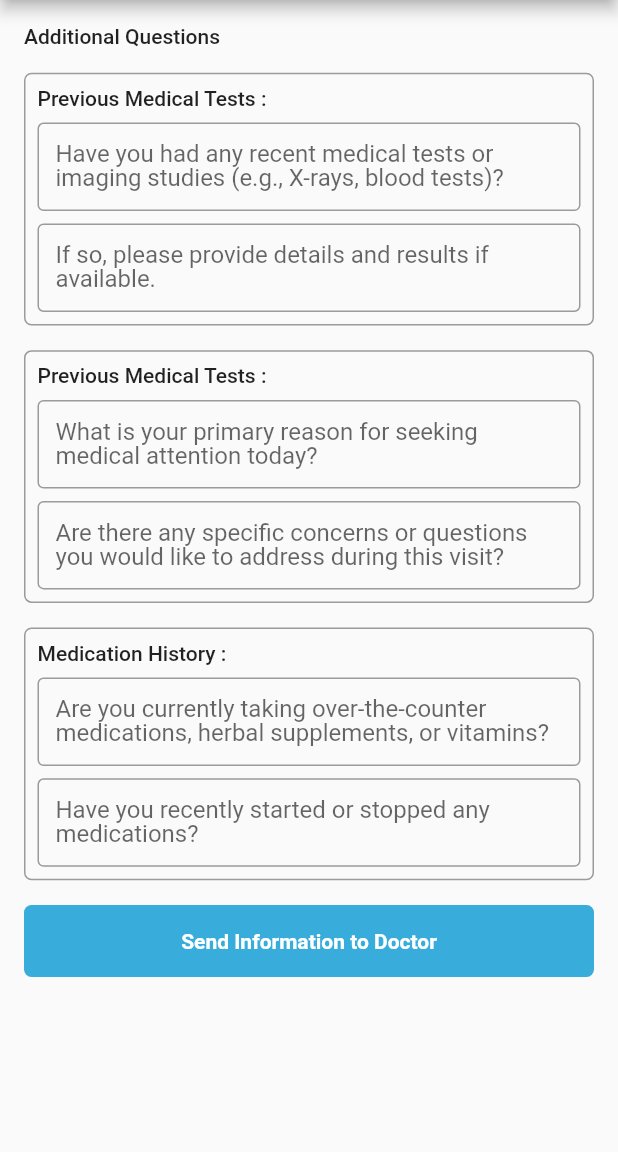
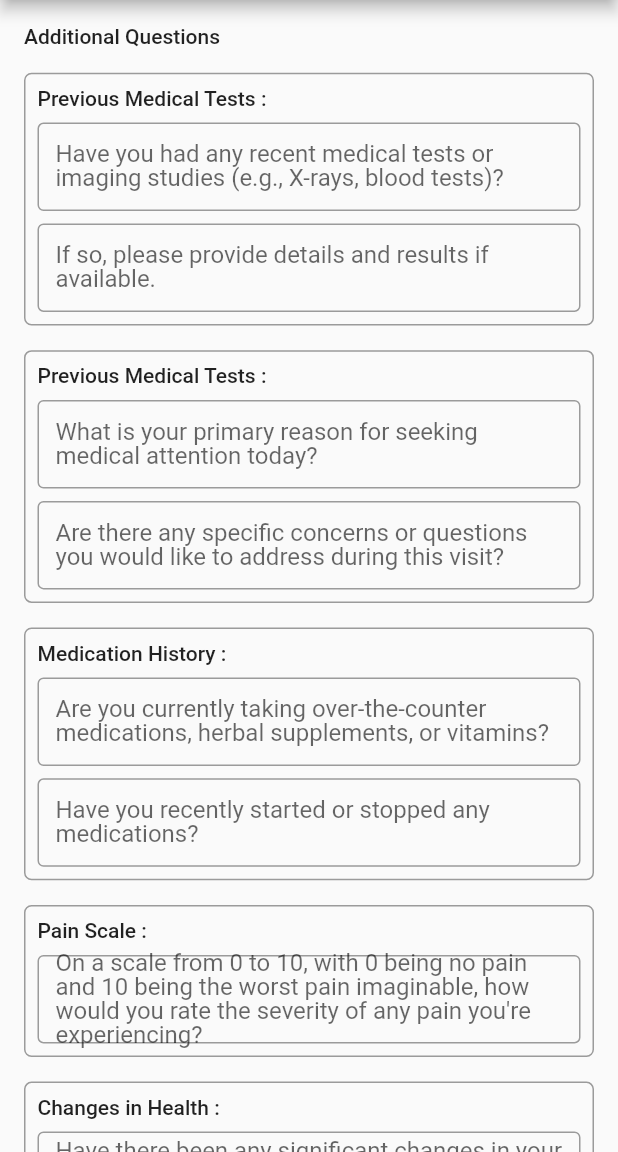
Before and after one commit to Emon526/vaion, a Flutter app: the screen it shows after launch, on a phone screen of 412 x 824 dp, the part 84-1236 px from its top. Run offline on Flutter 3.47's test engine with Material 2 defaults, Android fonts, the phone set to English and light mode, and no system bars; our stand-ins replace flutter_native_splash, form_field_validator, syncfusion_flutter_datepicker.

Commit message:
pain scale added

```diff
--- a/lib/providers/infoprovider.dart
+++ b/lib/providers/infoprovider.dart
@@ -253,4 +253,24 @@ class InfoProvider extends ChangeNotifier {
     _medicationhistoryQ2 = value;
     notifyListeners();
   }
+
+  final _painscaleFormKey = GlobalKey<FormState>();
+  get painscaleFormKey => _painscaleFormKey;
+
+  String _painscaleQ1 = '';
+  get painscaleQ1 => _painscaleQ1;
+  set painscaleQ1(value) {
+    _painscaleQ1 = value;
+    notifyListeners();
+  }
+
+  final _changesinhealthFormKey = GlobalKey<FormState>();
+  get changesinhealthFormKey => _changesinhealthFormKey;
+
+  String _changesinhealthQ1 = '';
+  get changesinhealthQ1 => _changesinhealthQ1;
+  set changesinhealthQ1(value) {
+    _changesinhealthQ1 = value;
+    notifyListeners();
+  }
 }
--- a/lib/screens/homescreen.dart
+++ b/lib/screens/homescreen.dart
@@ -6,6 +6,7 @@ import '../consts/consts.dart';
 import '../providers/infoprovider.dart';
 import '../utils/utils.dart';
 import '../widgets/allergieswidget.dart';
+import '../widgets/chnagesinhealthwidget.dart';
 import '../widgets/currentsymptomswidget.dart';
 import '../widgets/cutombutton.dart';
 import '../widgets/familymedicalhistorywidget.dart';
@@ -15,6 +16,7 @@ import '../widgets/insuranceInfowidget.dart';
 import '../widgets/lifestylehabitswidget.dart';
 import '../widgets/medicalhistorywidget.dart';
 import '../widgets/medicationhistorywidget.dart';
+import '../widgets/painscalewidget.dart';
 import '../widgets/personalinfowidget.dart';
 import '../widgets/previousmedicaltestwidget.dart';
 import '../widgets/primaryconcernwidget.dart';
@@ -86,6 +88,10 @@ class HomeScreen extends StatelessWidget {
                   SizedBox(height: size.height * 0.02),
                   const MedicationHistoryWidget(),
                   SizedBox(height: size.height * 0.02),
+                  const PainScaleWidget(),
+                  SizedBox(height: size.height * 0.02),
+                  const ChangesInHealthWidget(),
+                  SizedBox(height: size.height * 0.02),
                   CustomButton(
                       // ontap: () {
                       //   if (value.patientFormKey.currentState!.validate() &&
@@ -125,6 +131,9 @@ class HomeScreen extends StatelessWidget {
                             value.primaryconcernFormKey.currentState!
                                 .validate() &&
                             value.medicationhistoryFormKey.currentState!
+                                .validate() &&
+                            value.painscaleFormKey.currentState!.validate() &&
+                            value.changesinhealthFormKey.currentState!
                                 .validate()) {
                           Utils(context).showCustomDialog(
                             child: const SendDoctorWidget(),
--- /dev/null
+++ b/lib/widgets/chnagesinhealthwidget.dart
@@ -0,0 +1,38 @@
+import 'package:flutter/material.dart';
+import 'package:form_field_validator/form_field_validator.dart';
+import 'package:provider/provider.dart';
+
+import '../providers/infoprovider.dart';
+import 'custominputwidget.dart';
+import 'infocardwidget.dart';
+
+class ChangesInHealthWidget extends StatelessWidget {
+  const ChangesInHealthWidget({super.key});
+
+  @override
+  Widget build(BuildContext context) {
+    final question1 = TextEditingController();
+
+    return Consumer<InfoProvider>(
+      builder: (BuildContext context, InfoProvider value, Widget? child) =>
+          Form(
+        key: value.changesinhealthFormKey,
+        child: InfoCardWidget(
+          cardname: 'Changes in Health :',
+          child: InputWidget(
+            textEditingController: question1,
+            labelText:
+                'Have there been any significant changes in your health since your last visit to a healthcare provider?',
+            validator: RequiredValidator(
+              errorText: 'Answer Required',
+            ),
+            textInputType: TextInputType.text,
+            onChanged: (q1) {
+              value.changesinhealthQ1 = q1;
+            },
+          ),
+        ),
+      ),
+    );
+  }
+}
--- /dev/null
+++ b/lib/widgets/painscalewidget.dart
@@ -0,0 +1,38 @@
+import 'package:flutter/material.dart';
+import 'package:form_field_validator/form_field_validator.dart';
+import 'package:provider/provider.dart';
+
+import '../providers/infoprovider.dart';
+import 'custominputwidget.dart';
+import 'infocardwidget.dart';
+
+class PainScaleWidget extends StatelessWidget {
+  const PainScaleWidget({super.key});
+
+  @override
+  Widget build(BuildContext context) {
+    final question1 = TextEditingController();
+
+    return Consumer<InfoProvider>(
+      builder: (BuildContext context, InfoProvider value, Widget? child) =>
+          Form(
+        key: value.painscaleFormKey,
+        child: InfoCardWidget(
+          cardname: 'Pain Scale :',
+          child: InputWidget(
+            textEditingController: question1,
+            labelText:
+                'On a scale from 0 to 10, with 0 being no pain and 10 being the worst pain imaginable, how would you rate the severity of any pain you\'re experiencing?',
+            validator: RequiredValidator(
+              errorText: 'Answer Required',
+            ),
+            textInputType: TextInputType.text,
+            onChanged: (q1) {
+              value.painscaleQ1 = q1;
+            },
+          ),
+        ),
+      ),
+    );
+  }
+}
--- a/lib/widgets/senddoctorwidget.dart
+++ b/lib/widgets/senddoctorwidget.dart
@@ -72,6 +72,12 @@ Are there any specific concerns or questions you would like to address during th
 Medication History:
 Are you currently taking over-the-counter medications, herbal supplements, or vitamins? ${value.medicationhistoryQ1}
 Have you recently started or stopped any medications? ${value.medicationhistoryQ2}
+
+Pain Scale:
+On a scale from 0 to 10, with 0 being no pain and 10 being the worst pain imaginable, how would you rate the severity of any pain you're experiencing? ${value.painscaleQ1}
+
+Changes in Health:
+Have there been any significant changes in your health since your last visit to a healthcare provider? ${value.changesinhealthQ1}
 ''';
     }
 
```
